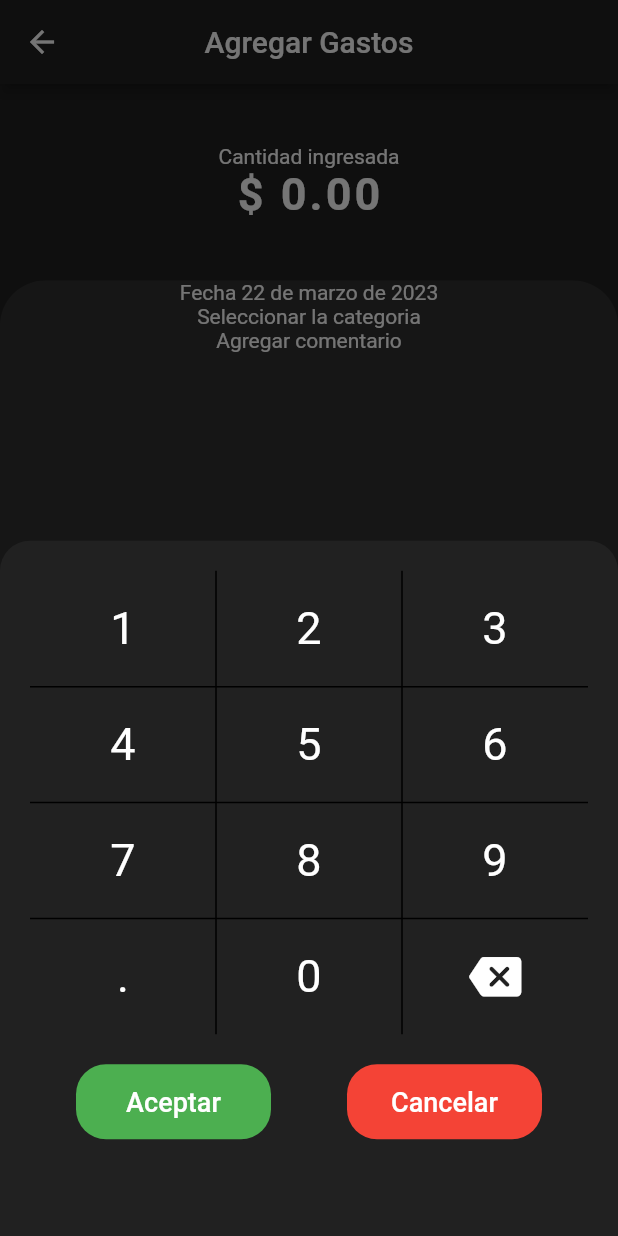
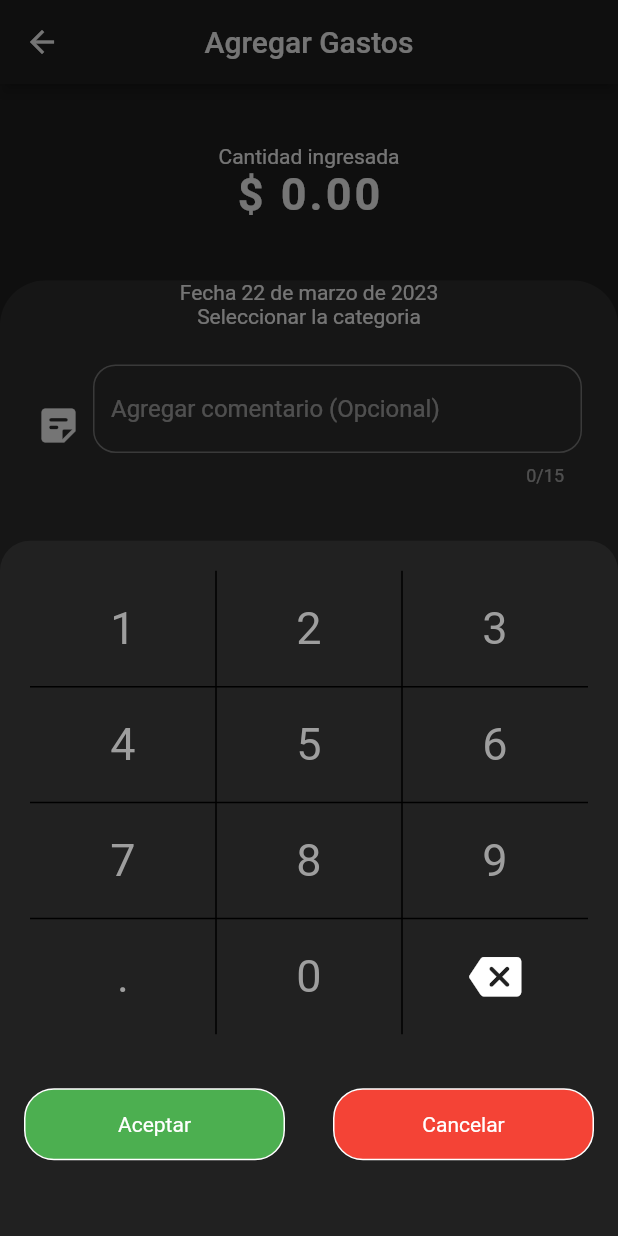
Before and after one commit to jneblina/BalanceApp, a Flutter app: the AddExpenses screen opened by its route, after a tap on "Cantidad ingresada", on a phone screen of 412 x 824 dp. Run offline on Flutter 3.47's test engine with Material 2 defaults, Android fonts, the phone set to English and light mode, and no system bars; our stand-ins replace flutter_speed_dial.

Commit message:
Agregar el cajon de comentarios

```diff
--- a/balance/lib/pages/add_expenses.dart
+++ b/balance/lib/pages/add_expenses.dart
@@ -1,4 +1,5 @@
 import 'package:balance/utils/constants.dart';
+import 'package:balance/widgets/add_expenses_wt/comments_box.dart';
 import 'package:flutter/material.dart';
 
 import '../widgets/add_expenses_wt/bs_num_keyboard.dart';
@@ -8,7 +9,12 @@ class AddExpenses extends StatelessWidget {
 
   @override
   Widget build(BuildContext context) {
-    return Scaffold(
+    return GestureDetector(
+      behavior: HitTestBehavior.opaque,
+      onTap: () {
+        FocusScope.of(context).unfocus();
+      },
+      child: Scaffold(
           appBar: AppBar(
             centerTitle: true,
             title: const Text('Agregar Gastos'),
@@ -28,7 +34,7 @@ class AddExpenses extends StatelessWidget {
                     children: const [
                       Text("Fecha 22 de marzo de 2023"),
                       Text("Seleccionar la categoria"),
-                    Text("Agregar comentario"),
+                      CommentBox(),
                       Expanded(
                           child: Center(
                         child: Text("Botón"),
@@ -38,6 +44,7 @@ class AddExpenses extends StatelessWidget {
                 ),
               )
             ],
-        ));
+          )),
+    );
   }
 }
--- a/balance/lib/utils/constants.dart
+++ b/balance/lib/utils/constants.dart
@@ -10,4 +10,23 @@ class Constants {
       ),
     );
   }
+
+  static customButton(Color decoration, Color border, String text) {
+    return Padding(
+      padding: const EdgeInsets.all(16),
+      child: Container(
+        padding: const EdgeInsets.all(15),
+        decoration: BoxDecoration(
+          color: decoration,
+          border: Border.all(
+            color: border,
+          ),
+          borderRadius: BorderRadius.circular(20),
+        ),
+        child: Center(
+          child: Text(text),
+        ),
+      ),
+    );
+  }
 }
--- a/balance/lib/widgets/add_expenses_wt/bs_num_keyboard.dart
+++ b/balance/lib/widgets/add_expenses_wt/bs_num_keyboard.dart
@@ -1,5 +1,5 @@
-import 'package:balance/widgets/add_expenses_wt/custom_button.dart';
 import 'package:flutter/material.dart';
+import 'package:balance/utils/constants.dart';
 
 class BSNumKeyboard extends StatefulWidget {
   const BSNumKeyboard({super.key});
@@ -13,6 +13,9 @@ class _BSNumKeyboardState extends State<BSNumKeyboard> {
 
   @override
   Widget build(BuildContext context) {
+    String Function(Match) mathFunc;
+    RegExp reg = RegExp(r'(\d{1,3})(?=(\d{3})+(?!\d))');
+    mathFunc = (Match match) => '${match[1]},';
     return GestureDetector(
       onTap: () {
         _numPad();
@@ -23,7 +26,7 @@ class _BSNumKeyboardState extends State<BSNumKeyboard> {
           children: [
             const Text('Cantidad ingresada'),
             Text(
-              '\$ $importe',
+              '\$ ${importe.replaceAllMapped(reg, mathFunc)}',
               style: const TextStyle(
                 fontSize: 30,
                 letterSpacing: 2,
@@ -37,24 +40,12 @@ class _BSNumKeyboardState extends State<BSNumKeyboard> {
   }
 
   _numPad() {
-    RegExp regex = RegExp(r'^(?!0\d)\d{0,9}(.\d{0,2})?$');
-
     _num(String _text, double _height) {
       return GestureDetector(
         behavior: HitTestBehavior.opaque,
         onTap: () {
           setState(() {
-            if (importe == '0.00') importe = '';
-            if (importe.contains(".") && _text == ".") {
-              return;
-            }
-            if (importe == '.') {
-              importe = '0.';
-            }
-            String newImporte = importe + _text;
-            if (regex.hasMatch(newImporte)) {
-              importe = newImporte;
-            }
+            importe += _text;
           });
         },
         child: SizedBox(
@@ -62,9 +53,7 @@ class _BSNumKeyboardState extends State<BSNumKeyboard> {
           child: Center(
             child: Text(
               _text,
-              style: const TextStyle(
-                fontSize: 30,
-              ),
+              style: const TextStyle(fontSize: 30, color: Colors.grey),
             ),
           ),
         ),
@@ -80,7 +69,9 @@ class _BSNumKeyboardState extends State<BSNumKeyboard> {
       backgroundColor: Theme.of(context).scaffoldBackgroundColor,
       context: context,
       builder: (BuildContext context) {
-        return SizedBox(
+        return WillPopScope(
+          onWillPop: () async => false, //No permite que el notch fisico regrese
+          child: SizedBox(
             height: 800,
             child: LayoutBuilder(
                 builder: (BuildContext context, BoxConstraints constraints) {
@@ -140,23 +131,36 @@ class _BSNumKeyboardState extends State<BSNumKeyboard> {
                   Row(
                     mainAxisAlignment: MainAxisAlignment.spaceEvenly,
                     children: [
-                    CustomButton(
-                      onPressed: () {},
-                      label: 'Aceptar',
-                      backgroundColor: Colors.green,
-                      borderRadius: BorderRadius.circular(20),
+                      Expanded(
+                        child: GestureDetector(
+                          child: Constants.customButton(
+                              Colors.green, Colors.white, "Aceptar"),
+                          onTap: () {
+                            setState(() {
+                              if (importe.isEmpty) importe = '0.00';
+                              Navigator.pop(context);
+                            });
+                          },
                         ),
-                    CustomButton(
-                      onPressed: () {},
-                      label: 'Cancelar',
-                      backgroundColor: Colors.red,
-                      borderRadius: BorderRadius.circular(20),
-                    )
+                      ),
+                      Expanded(
+                        child: GestureDetector(
+                          child: Constants.customButton(
+                              Colors.red, Colors.white, "Cancelar"),
+                          onTap: () {
+                            setState(() {
+                              importe = "0.00";
+                              Navigator.pop(context);
+                            });
+                          },
+                        ),
+                      ),
                     ],
                   )
                 ],
               );
             }),
+          ),
         );
       },
     );
--- /dev/null
+++ b/balance/lib/widgets/add_expenses_wt/comments_box.dart
@@ -0,0 +1,40 @@
+import 'package:flutter/material.dart';
+
+class CommentBox extends StatelessWidget {
+  const CommentBox({super.key});
+
+  @override
+  Widget build(BuildContext context) {
+    return Padding(
+      padding: const EdgeInsets.all(24.0),
+      child: Row(
+        children: [
+          const Icon(
+            Icons.sticky_note_2_rounded,
+            size: 30,
+          ),
+          const SizedBox(
+            width: 8,
+          ),
+          Expanded(
+              child: TextFormField(
+            cursorColor: Colors.white,
+            keyboardType: TextInputType.text,
+            maxLength: 15,
+            decoration: InputDecoration(
+                hintText: 'Agregar comentario (Opcional)',
+                hintStyle: const TextStyle(
+                  fontSize: 16,
+                ),
+                border: OutlineInputBorder(
+                  borderRadius: BorderRadius.circular(15),
+                ),
+                focusedBorder: OutlineInputBorder(
+                    borderRadius: BorderRadius.circular(15),
+                    borderSide: const BorderSide(color: Colors.white))),
+          ))
+        ],
+      ),
+    );
+  }
+}
--- a/balance/lib/widgets/add_expenses_wt/custom_button.dart
+++ /dev/null
@@ -1,42 +0,0 @@
-import 'package:flutter/material.dart';
-
-class CustomButton extends StatelessWidget {
-  final VoidCallback? onPressed;
-  final String label;
-  final Color? backgroundColor;
-  final Color? color;
-  final double width;
-  final double height;
-  final double fontSize;
-  final BorderRadius? borderRadius;
-
-  const CustomButton({
-    Key? key,
-    this.onPressed,
-    this.label = '',
-    this.width = 130,
-    this.height = 50,
-    this.fontSize = 18,
-    this.backgroundColor = Colors.blue,
-    this.color = Colors.white,
-    this.borderRadius,
-  }) : super(key: key);
-
-  @override
-  Widget build(BuildContext context) {
-    return TextButton(
-        style: ButtonStyle(
-            minimumSize: MaterialStateProperty.all<Size>(Size(width, height)),
-            backgroundColor: MaterialStatePropertyAll(backgroundColor),
-            shape: MaterialStateProperty.all<OutlinedBorder>(
-                RoundedRectangleBorder(
-              borderRadius: borderRadius ?? BorderRadius.circular(0),
-            ))),
-        onPressed: onPressed,
-        child: Text(label,
-            style: TextStyle(
-              color: color,
-              fontSize: fontSize,
-            )));
-  }
-}
```
Lines whose indentation alone changed are shown as unchanged.
